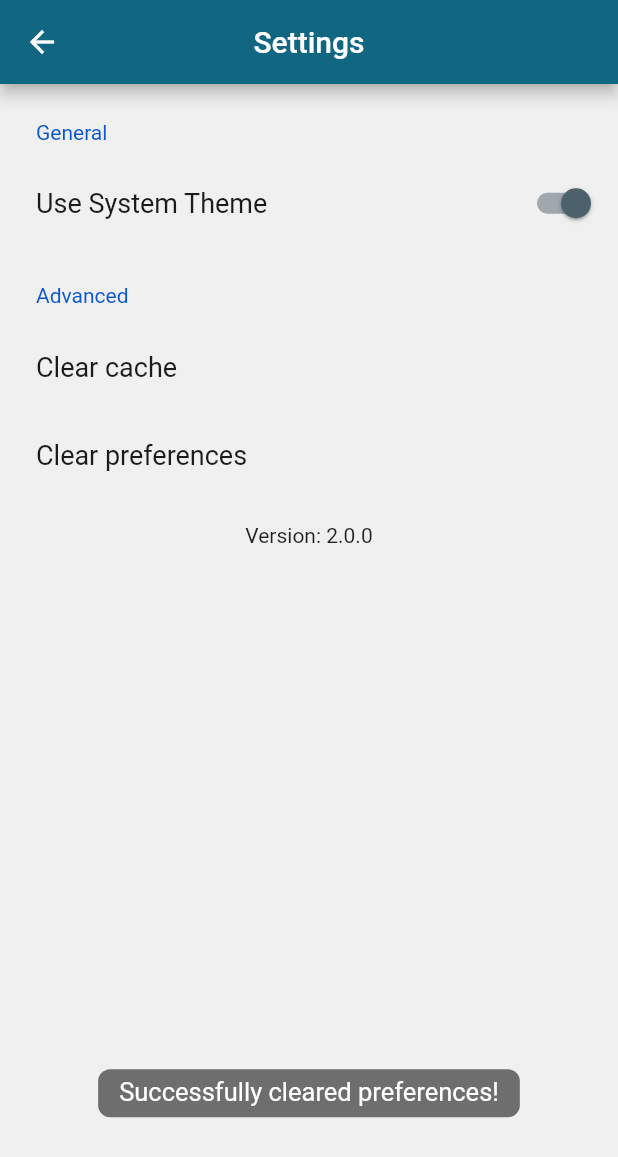
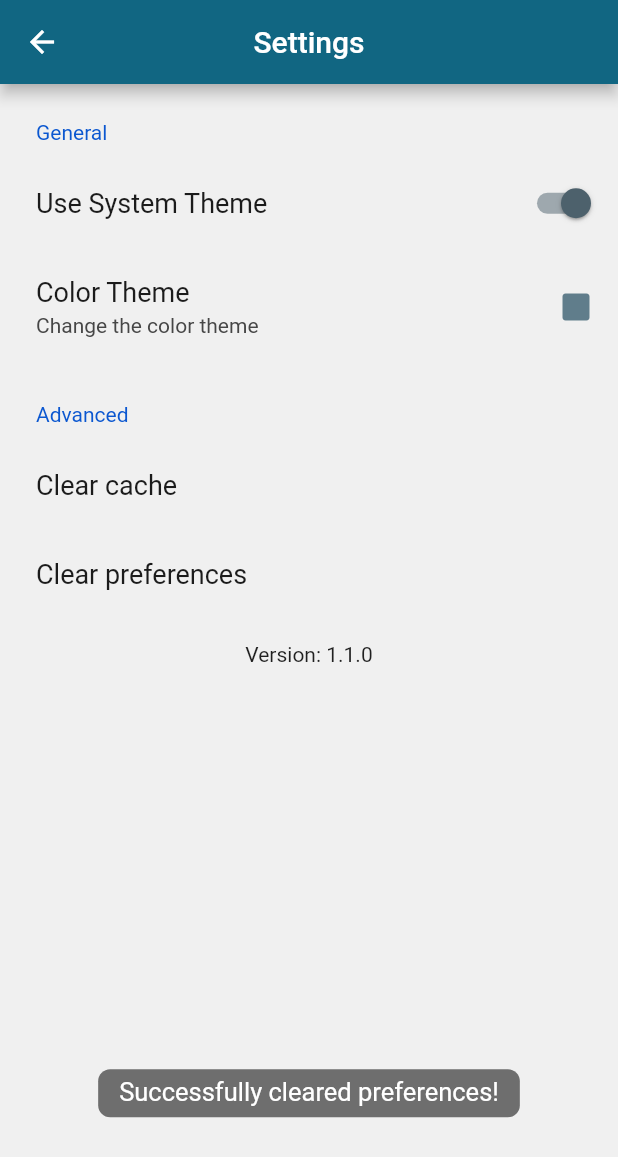
Before and after one commit to jr1221/frc_district_rank, a Flutter app: the SettingsScreen screen opened by its route, after a tap on "Clear preferences", on a phone screen of 412 x 824 dp. Shown: the top 1157 px of the screen. Run offline on Flutter 3.47's test engine with Material 2 defaults, Android fonts, the phone set to English and light mode, and no system bars; drawn by our look-alikes of settings_ui; our stand-ins replace bot_toast, dio, equatable, expandable, flutter_bloc, flutter_linkify and 2 more; missing offline and left inert: dio_cache_interceptor, dio_cache_interceptor_hive_store, tba_api_dart_dio_client; accounts and stored records are empty; statements that could not run were skipped.

Commit message:
dynamic settings theming, first commit

```diff
--- a/lib/constants.dart
+++ b/lib/constants.dart
@@ -13,6 +13,8 @@ class ProjectConstants {
   static const String lastTeamStorageKey = 'lastTeam'; // int
   static const String lastYearStorageKey = 'lastYear'; // int
 
+  static const String colorSchemeStorageKey = 'colorScheme';
+
   static const String tempDirFolderAppend = '/frc_district_rankHIVE';
 
   static const avatarW = 40;
--- a/lib/main.dart
+++ b/lib/main.dart
@@ -9,7 +9,9 @@ import 'constants.dart';
 
 void main() async {
   await Hive.initFlutter();
-  await Hive.openBox<String>(ProjectConstants.settingsBoxKey);
+  final box = await Hive.openBox<String>(ProjectConstants.settingsBoxKey);
+  box.put(ProjectConstants.colorSchemeStorageKey,
+      Colors.redAccent.value.toString());
   if (!kIsWeb) {
     CacheManager.init(
         '${(await getTemporaryDirectory()).path}${ProjectConstants.tempDirFolderAppend}');
--- a/lib/ui/app.dart
+++ b/lib/ui/app.dart
@@ -2,6 +2,7 @@ import 'package:bot_toast/bot_toast.dart';
 import 'package:flutter/material.dart';
 import 'package:flutter/scheduler.dart';
 import 'package:frc_district_rank/ui/settings.dart';
+import 'package:frc_district_rank/ui/theme_selection.dart';
 import 'package:hive/hive.dart';
 import 'package:hive_flutter/adapters.dart';
 
@@ -15,7 +16,10 @@ class MyApp extends StatelessWidget {
   Widget build(BuildContext context) {
     return ValueListenableBuilder<Box<String>>(
         valueListenable: Hive.box<String>(ProjectConstants.settingsBoxKey)
-            .listenable(keys: [ProjectConstants.darkModeStorageKey]),
+            .listenable(keys: [
+          ProjectConstants.darkModeStorageKey,
+          ProjectConstants.colorSchemeStorageKey
+        ]),
         builder: (context, box, widget) {
           bool? darkMode;
           switch (box.get('darkMode', defaultValue: 'unset')) {
@@ -32,20 +36,26 @@ class MyApp extends StatelessWidget {
               throw UnimplementedError(
                   'Didn\'t find parsable type for dark mode!');
           }
+
+          final accentColor = Color(int.parse(box.get(
+              ProjectConstants.colorSchemeStorageKey,
+              defaultValue: Colors.blueGrey.value.toString())!));
+
           return MaterialApp(
             title: 'FRC District Ranking',
             initialRoute: '/',
             routes: {
               '/': (context) => const DistrictRankScreen(),
               '/settings': (context) => const SettingsScreen(),
+              '/settings/theme': (context) => const ThemeSelectionScreen()
             },
             builder: BotToastInit(),
             theme: ThemeData.from(
                 colorScheme: ColorScheme.fromSeed(
-                    seedColor: Colors.blueGrey, brightness: Brightness.light)),
+                    seedColor: accentColor, brightness: Brightness.light)),
             darkTheme: ThemeData.from(
                 colorScheme: ColorScheme.fromSeed(
-                    seedColor: Colors.blueGrey, brightness: Brightness.dark)),
+                    seedColor: accentColor, brightness: Brightness.dark)),
             themeMode: (darkMode ??
                     SchedulerBinding.instance.window.platformBrightness ==
                         Brightness.dark)
--- a/lib/ui/district_rank.dart
+++ b/lib/ui/district_rank.dart
@@ -33,7 +33,7 @@ class DistrictRankScreen extends StatelessWidget {
           final api = TbaApiDartDioClient()
             ..dio.interceptors.add(DioCacheInterceptor(
                     options: CacheOptions(
-                      policy: CachePolicy.request,
+                  policy: CachePolicy.request,
                   hitCacheOnErrorExcept: [401, 403, 404],
                   priority: CachePriority.normal,
                   store: BackupCacheStore(
@@ -77,8 +77,8 @@ class DistrictRankScreen extends StatelessWidget {
                       throw 'Could not launch $link';
                     }
                   },
-                  linkStyle: const TextStyle(
-                    color: Colors.blueAccent,
+                  linkStyle: TextStyle(
+                    color: Theme.of(context).toggleableActiveColor,
                     decoration: TextDecoration.underline,
                   ),
                 ),
--- a/lib/ui/settings.dart
+++ b/lib/ui/settings.dart
@@ -38,8 +38,8 @@ class SettingsScreen extends StatelessWidget {
                               box.put(
                                   ProjectConstants.darkModeStorageKey,
                                   ((SchedulerBinding.instance.window
-                                      .platformBrightness ==
-                                      Brightness.dark)
+                                              .platformBrightness ==
+                                          Brightness.dark)
                                       .toString()));
                             }
                           },
@@ -52,9 +52,21 @@ class SettingsScreen extends StatelessWidget {
                                 value.toString());
                           },
                           initialValue:
-                          box.get(ProjectConstants.darkModeStorageKey) ==
-                              'true',
-                        )
+                              box.get(ProjectConstants.darkModeStorageKey) ==
+                                  'true',
+                        ),
+                      SettingsTile.navigation(
+                        title: const Text('Color Theme'),
+                        description: const Text('Change the color theme'),
+                        trailing: Icon(Icons.square_rounded,
+                            color: Color(int.parse(box.get(
+                                ProjectConstants.colorSchemeStorageKey,
+                                defaultValue:
+                                    Colors.blueGrey.value.toString())!))),
+                        onPressed: (context) {
+                          Navigator.pushNamed(context, '/settings/theme');
+                        },
+                      )
                     ],
                   ),
                   /*       SettingsSection(
@@ -110,7 +122,7 @@ class SettingsScreen extends StatelessWidget {
                           height: 16,
                         ),
                         Text(
-                          'Version: 2.0.0',
+                          'Version: 1.1.0',
                         ),
                       ],
                     ),
--- /dev/null
+++ b/lib/ui/theme_selection.dart
@@ -0,0 +1,54 @@
+import 'package:bot_toast/bot_toast.dart';
+import 'package:flutter/material.dart';
+import 'package:frc_district_rank/constants.dart';
+import 'package:hive/hive.dart';
+import 'package:hive_flutter/adapters.dart';
+
+class ThemeSelectionScreen extends StatelessWidget {
+  const ThemeSelectionScreen({Key? key}) : super(key: key);
+
+  @override
+  Widget build(BuildContext context) {
+    return Scaffold(
+        appBar: AppBar(
+          title: const Text('Theme Selection'),
+        ),
+        body: ValueListenableBuilder<Box<String>>(
+            valueListenable: Hive.box<String>(ProjectConstants.settingsBoxKey)
+                .listenable(keys: [ProjectConstants.colorSchemeStorageKey]),
+            builder: (context, box, widget) {
+              final currentColor = Color(int.parse(
+                  Hive.box<String>(ProjectConstants.settingsBoxKey).get(
+                      ProjectConstants.colorSchemeStorageKey,
+                      defaultValue: Colors.blueGrey.value.toString())!));
+              return GridView.count(
+                crossAxisCount: 5,
+                children: [
+                  for (Color color in Colors.primaries)
+                    IconButton(
+                      icon: Icon(
+                        Icons.square_rounded,
+                        color: color,
+                        size: (color.value == currentColor.value) ? 60.0 : 36.0,
+                      ),
+                      color: Colors.black,
+                      onPressed: () {
+                        if (color.value != currentColor.value) {
+                          _changeColor(color.value);
+                          BotToast.showText(
+                              text: 'Theme successfully changed!');
+                        } else {
+                          BotToast.showText(text: 'Already the current theme!');
+                        }
+                      },
+                    )
+                ],
+              );
+            }));
+  }
+
+  void _changeColor(int colorValue) {
+    Hive.box<String>(ProjectConstants.settingsBoxKey)
+        .put(ProjectConstants.colorSchemeStorageKey, colorValue.toString());
+  }
+}
```
